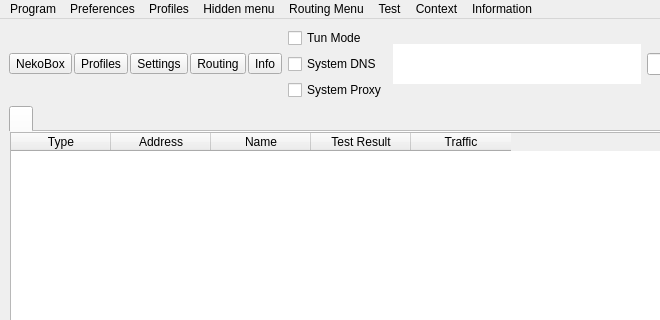
Above: src/nekobox/ui/mainwindow.ui from qr243vbi/nekobox before the change; both pictures show x 0 to 660 and y 0 to 320 of the 843 by 600 pixel window. Below: the same form after it.
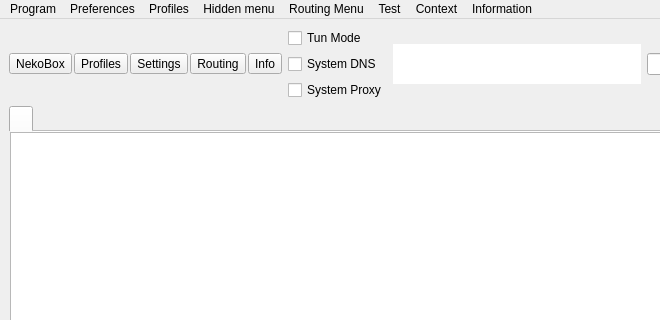
That is the form after the change. Icons and pictures are not drawn. Custom widgets are drawn as their Qt base class.

Commit message: Replace TableWidget with TableView

```diff
--- a/src/nekobox/ui/mainwindow.ui
+++ b/src/nekobox/ui/mainwindow.ui
@@ -354,7 +354,7 @@
           <number>0</number>
          </property>
          <item row="0" column="0">
-          <widget class="MyTableWidget" name="proxyListTable">
+          <widget class="QTableView" name="proxyListTable">
            <property name="contextMenuPolicy">
             <enum>Qt::ContextMenuPolicy::CustomContextMenu</enum>
            </property>
@@ -373,43 +373,18 @@
            <property name="wordWrap">
             <bool>false</bool>
            </property>
-           <attribute name="horizontalHeaderMinimumSectionSize">
-            <number>16</number>
-           </attribute>
-           <attribute name="horizontalHeaderHighlightSections">
+           <attribute name="horizontalHeaderStretchLastSection">
             <bool>false</bool>
            </attribute>
-           <attribute name="horizontalHeaderShowSortIndicator" stdset="0">
+           <attribute name="verticalHeaderVisible">
+            <bool>true</bool>
+           </attribute>
+           <attribute name="verticalHeaderCascadingSectionResizes">
             <bool>false</bool>
            </attribute>
-           <attribute name="verticalHeaderDefaultSectionSize">
-            <number>32</number>
+           <attribute name="verticalHeaderShowSortIndicator" stdset="0">
+            <bool>true</bool>
            </attribute>
-           <column>
-            <property name="text">
-             <string>Type</string>
-            </property>
-           </column>
-           <column>
-            <property name="text">
-             <string>Address</string>
-            </property>
-           </column>
-           <column>
-            <property name="text">
-             <string>Name</string>
-            </property>
-           </column>
-           <column>
-            <property name="text">
-             <string>Test Result</string>
-            </property>
-           </column>
-           <column>
-            <property name="text">
-             <string>Traffic</string>
-            </property>
-           </column>
           </widget>
          </item>
         </layout>
@@ -1268,13 +1243,6 @@
    </property>
   </action>
  </widget>
- <customwidgets>
-  <customwidget>
-   <class>MyTableWidget</class>
-   <extends>QTableWidget</extends>
-   <header>nekobox/ui/utils/MyTableWidget.h</header>
-  </customwidget>
- </customwidgets>
  <resources/>
  <connections/>
 </ui>
```
The commit also changes 5 other files.
